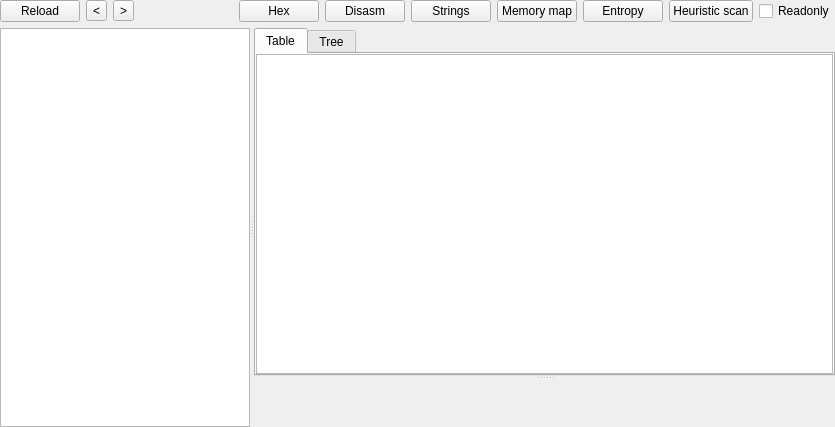
Before: the Qt Designer form PE/pewidget.ui in horsicq/FormatWidgets, drawn with Qt 5.
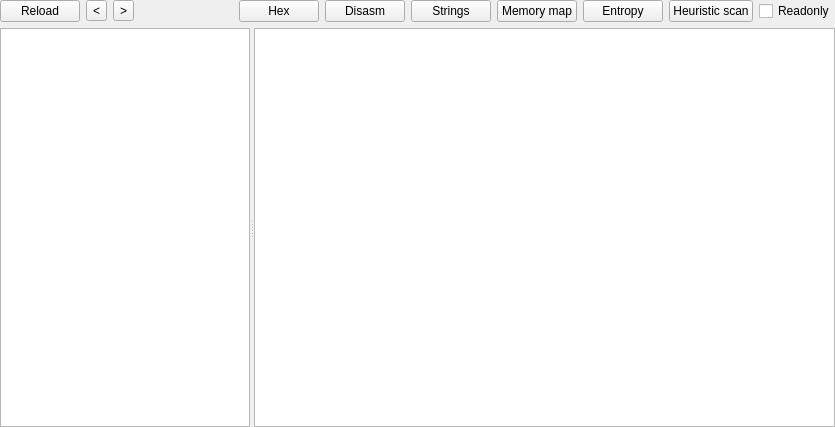
After: the same form once the commit is applied. Custom widgets are drawn as their Qt base class.

Diff of the .ui file:
```diff
--- a/PE/pewidget.ui
+++ b/PE/pewidget.ui
@@ -148,7 +148,7 @@
      </widget>
      <widget class="QStackedWidget" name="stackedWidgetInfo">
       <property name="currentIndex">
-       <number>16</number>
+       <number>13</number>
       </property>
       <widget class="QWidget" name="page_HEX">
        <layout class="QVBoxLayout" name="verticalLayout_13">
@@ -535,6 +535,53 @@
         </item>
        </layout>
       </widget>
+      <widget class="QWidget" name="page_RICH">
+       <layout class="QVBoxLayout" name="verticalLayout_41">
+        <property name="leftMargin">
+         <number>0</number>
+        </property>
+        <property name="topMargin">
+         <number>0</number>
+        </property>
+        <property name="rightMargin">
+         <number>0</number>
+        </property>
+        <property name="bottomMargin">
+         <number>0</number>
+        </property>
+        <item>
+         <widget class="QTableView" name="tableView_RICH">
+          <property name="contextMenuPolicy">
+           <enum>Qt::CustomContextMenu</enum>
+          </property>
+          <property name="editTriggers">
+           <set>QAbstractItemView::NoEditTriggers</set>
+          </property>
+          <property name="selectionMode">
+           <enum>QAbstractItemView::SingleSelection</enum>
+          </property>
+          <property name="selectionBehavior">
+           <enum>QAbstractItemView::SelectRows</enum>
+          </property>
+          <property name="sortingEnabled">
+           <bool>false</bool>
+          </property>
+          <attribute name="horizontalHeaderDefaultSectionSize">
+           <number>57</number>
+          </attribute>
+          <attribute name="verticalHeaderVisible">
+           <bool>false</bool>
+          </attribute>
+          <attribute name="verticalHeaderMinimumSectionSize">
+           <number>20</number>
+          </attribute>
+          <attribute name="verticalHeaderDefaultSectionSize">
+           <number>20</number>
+          </attribute>
+         </widget>
+        </item>
+       </layout>
+      </widget>
       <widget class="QWidget" name="page_Sections">
        <layout class="QVBoxLayout" name="verticalLayout_7">
         <property name="leftMargin">
```
